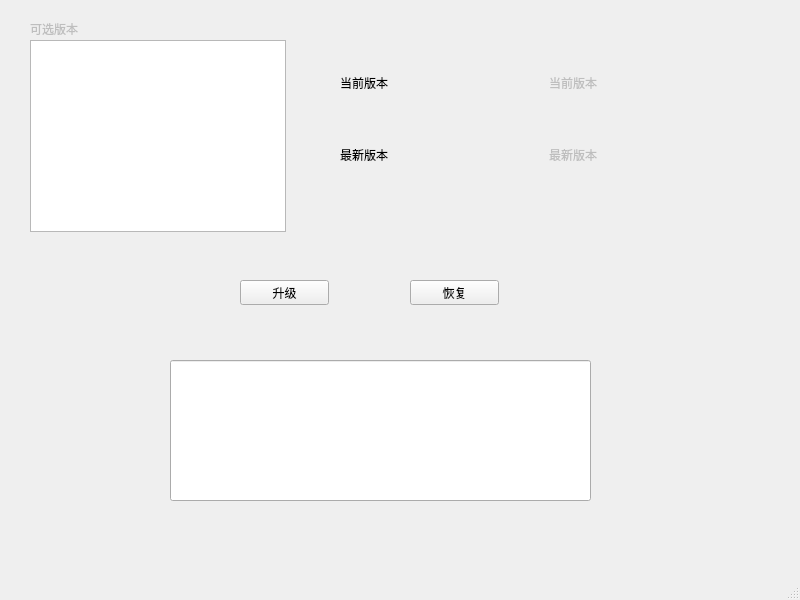
First picture: the form in mainwindow.ui, repository Taikongnaut123/OTA, before the edit.
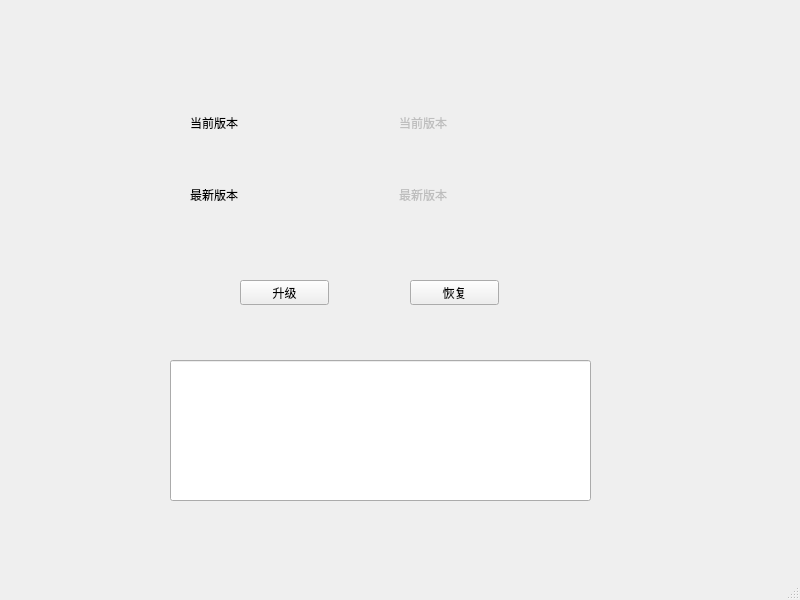
Second picture: the form after the edit.

Commit message: 增加调用脚本获取当前版本号和最新版本号

What changed in the file:
```diff
--- a/mainwindow.ui
+++ b/mainwindow.ui
@@ -17,8 +17,8 @@
    <widget class="QWidget" name="verticalLayoutWidget">
     <property name="geometry">
      <rect>
-      <x>340</x>
-      <y>50</y>
+      <x>190</x>
+      <y>90</y>
       <width>411</width>
       <height>138</height>
      </rect>
@@ -113,32 +113,6 @@
      <string>恢复</string>
     </property>
    </widget>
-   <widget class="QListWidget" name="versionListWidget">
-    <property name="geometry">
-     <rect>
-      <x>30</x>
-      <y>40</y>
-      <width>256</width>
-      <height>192</height>
-     </rect>
-    </property>
-   </widget>
-   <widget class="QLabel" name="label">
-    <property name="enabled">
-     <bool>false</bool>
-    </property>
-    <property name="geometry">
-     <rect>
-      <x>30</x>
-      <y>20</y>
-      <width>67</width>
-      <height>17</height>
-     </rect>
-    </property>
-    <property name="text">
-     <string>可选版本</string>
-    </property>
-   </widget>
   </widget>
   <widget class="QMenuBar" name="menubar">
    <property name="geometry">
```
The commit also changes 7 other files.
